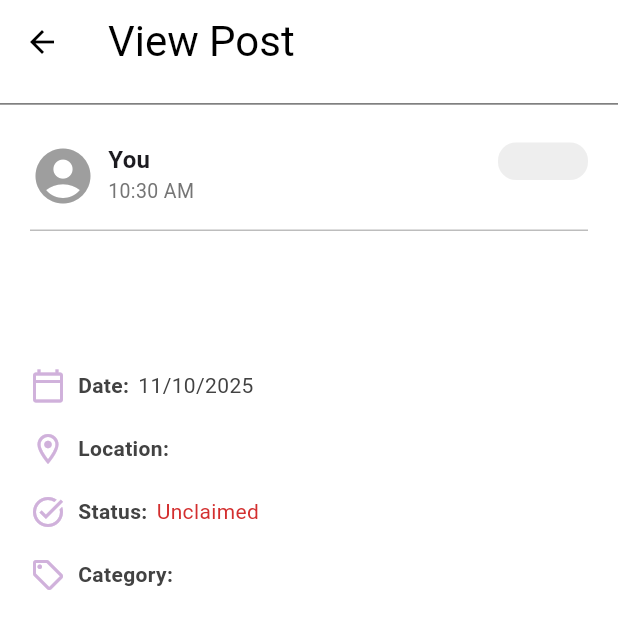
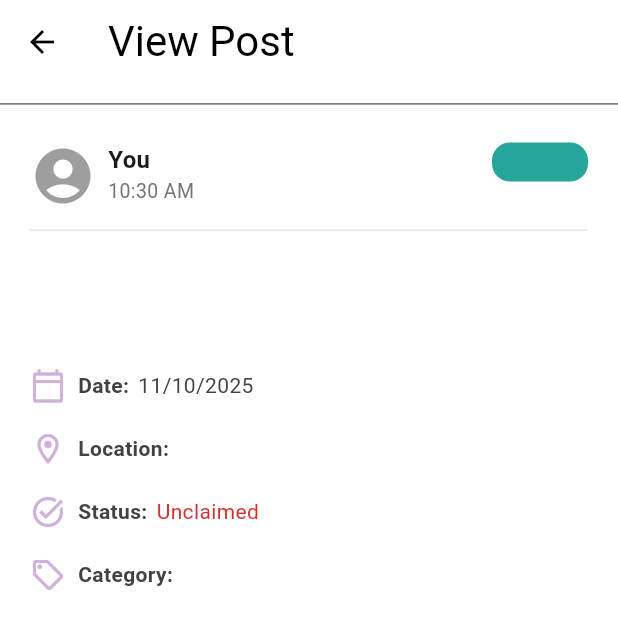
Before and after one commit to ZainabJameel300/UniFind, a Flutter app: the ViewPost screen opened directly with empty values, on a phone screen of 412 x 824 dp. Shown: the top 629 px of the screen. Run offline on Flutter 3.47's test engine with Material 3 defaults, Android fonts, the phone set to English and light mode, and no system bars; our stand-ins replace cloud_firestore, firebase_auth, firebase_core, photo_view; accounts and stored records are empty; network calls fail.

Commit message:
Added image full screen view + UI changes

```diff
--- a/lib/Pages/view_post.dart
+++ b/lib/Pages/view_post.dart
@@ -33,7 +33,7 @@ class ViewPost extends StatelessWidget {
     final String category = postData["category"];
 
     final String statusText = postData["claim_status"] ? "Claimed" : "Unclaimed";
-    final Color? statusColor = postData["claim_status"] ? Colors.green[700] : Colors.red[700];
+    final Color? statusColor = postData["claim_status"] ? Colors.teal[700] : Colors.red[700];
 
     return Scaffold(
       backgroundColor: Colors.white,
@@ -71,16 +71,16 @@ class ViewPost extends StatelessWidget {
 
                 // post type - lost or found
                 Container(
-                  width: 60,
-                  height: 25,
+                  width: 64,
+                  height: 26,
                   decoration: BoxDecoration(
-                    color: Colors.grey[200],
+                    color: type == "Lost" ? Colors.red[400] : Colors.teal[400],
                     borderRadius: BorderRadius.circular(12.0),
                   ),
                   child: Center(
                     child: Text(
                       type,
-                      style: TextStyle(fontSize: 13, color: Colors.grey[600]),
+                      style: TextStyle(fontSize: 13, fontWeight: FontWeight.w600, color: Colors.white),
                     ),
                   ),
                 ),
@@ -88,12 +88,12 @@ class ViewPost extends StatelessWidget {
             ),
 
             SizedBox(height: 14.0),
-            Divider(color: Colors.grey[400], thickness: 1, height: 1),
+            Divider(color: const Color.fromARGB(255, 230, 230, 230), thickness: 1, height: 1),
 
             // item pic
-            if (pic.isNotEmpty && type == "Found")
+            if (pic.isNotEmpty && type == "Lost")
               Padding(
-                padding: const EdgeInsets.only(top: 12.0),
+                padding: const EdgeInsets.only(top: 14.0),
                 child: ClipRRect(
                   borderRadius: BorderRadius.circular(8.0),
                   child: Image.network(
@@ -122,7 +122,7 @@ class ViewPost extends StatelessWidget {
             const SizedBox(height: 6.0),
 
             // description
-            if (type == "Found" || isCurrentUser)
+            if (type == "Lost" || isCurrentUser)
             Padding(
               padding: const EdgeInsets.only(bottom: 8),
               child: Text(
--- a/pubspec.yaml
+++ b/pubspec.yaml
@@ -40,6 +40,7 @@ dependencies:
   image_picker: ^1.2.0
   intl: ^0.20.2
   provider: ^6.1.5+1
+  photo_view: ^0.15.0
 
 dev_dependencies:
   flutter_test:
```
Also changed, not shown: lib/Components/fullscreen_image.dart (added, +34 -0 lines), lib/Components/post_card.dart (+29 -29 lines), lib/Components/post_search.dart (deleted, +0 -26 lines), lib/pages/home_page.dart (+17 -8 lines), pubspec.lock.
